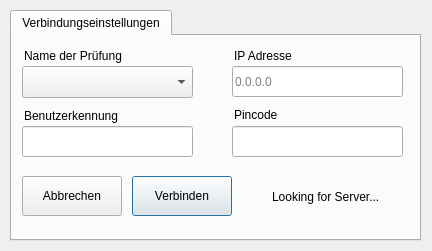
First picture: the form in client/client.ui, repository valueerrorx/life-exam, before the edit.
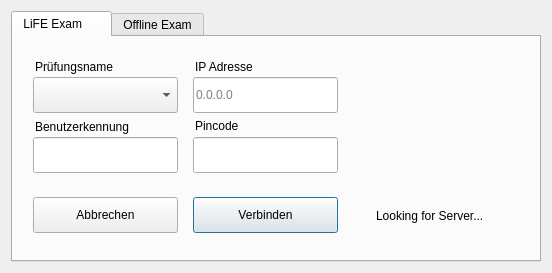
Second picture: the form after the edit. Icons and pictures are not drawn.

Commit message: client UI icons

The edit to the form file:
```diff
--- a/client/client.ui
+++ b/client/client.ui
@@ -7,8 +7,8 @@
    <rect>
     <x>0</x>
     <y>0</y>
-    <width>432</width>
-    <height>251</height>
+    <width>552</width>
+    <height>273</height>
    </rect>
   </property>
   <property name="sizePolicy">
@@ -32,15 +32,9 @@
   <property name="modal">
    <bool>false</bool>
   </property>
+  <layout class="QHBoxLayout" name="horizontalLayout">
+   <item>
   <widget class="QTabWidget" name="tabWidget">
-   <property name="geometry">
-    <rect>
-     <x>10</x>
-     <y>10</y>
-     <width>411</width>
-     <height>231</height>
-    </rect>
-   </property>
    <property name="font">
     <font>
      <family>Ubuntu</family>
@@ -63,17 +57,23 @@
    <property name="currentIndex">
     <number>0</number>
    </property>
+     <property name="iconSize">
+      <size>
+       <width>24</width>
+       <height>24</height>
+      </size>
+     </property>
    <widget class="QWidget" name="tab">
     <attribute name="title">
-     <string>Verbindungseinstellungen</string>
+       <string>LiFE Exam     </string>
     </attribute>
     <widget class="QPushButton" name="start">
      <property name="geometry">
       <rect>
-       <x>120</x>
-       <y>140</y>
-       <width>100</width>
-       <height>40</height>
+         <x>180</x>
+         <y>160</y>
+         <width>145</width>
+         <height>36</height>
       </rect>
      </property>
      <property name="styleSheet">
@@ -86,10 +86,10 @@
     <widget class="QPushButton" name="exit">
      <property name="geometry">
       <rect>
-       <x>10</x>
-       <y>140</y>
-       <width>100</width>
-       <height>40</height>
+         <x>20</x>
+         <y>160</y>
+         <width>145</width>
+         <height>36</height>
       </rect>
      </property>
      <property name="sizePolicy">
@@ -108,10 +108,10 @@
     <widget class="QLineEdit" name="serverip">
      <property name="geometry">
       <rect>
-       <x>220</x>
-       <y>30</y>
-       <width>171</width>
-       <height>31</height>
+         <x>180</x>
+         <y>40</y>
+         <width>145</width>
+         <height>36</height>
       </rect>
      </property>
      <property name="styleSheet">
@@ -127,10 +127,10 @@
     <widget class="QLineEdit" name="studentid">
      <property name="geometry">
       <rect>
-       <x>10</x>
-       <y>90</y>
-       <width>171</width>
-       <height>31</height>
+         <x>20</x>
+         <y>100</y>
+         <width>145</width>
+         <height>36</height>
       </rect>
      </property>
      <property name="styleSheet">
@@ -140,8 +140,8 @@
     <widget class="QLabel" name="infoid">
      <property name="geometry">
       <rect>
-       <x>10</x>
-       <y>70</y>
+         <x>20</x>
+         <y>80</y>
        <width>261</width>
        <height>20</height>
       </rect>
@@ -156,15 +156,18 @@
     <widget class="QLabel" name="serversearch">
      <property name="geometry">
       <rect>
-       <x>260</x>
-       <y>140</y>
-       <width>131</width>
+         <x>360</x>
+         <y>160</y>
+         <width>151</width>
        <height>41</height>
       </rect>
      </property>
      <property name="layoutDirection">
       <enum>Qt::LeftToRight</enum>
      </property>
+       <property name="styleSheet">
+        <string notr="true">margin-bottom:4px;</string>
+       </property>
      <property name="text">
       <string>Looking for Server...</string>
      </property>
@@ -172,14 +175,14 @@
     <widget class="QLabel" name="servercheck">
      <property name="geometry">
       <rect>
-       <x>220</x>
-       <y>140</y>
-       <width>41</width>
+         <x>330</x>
+         <y>160</y>
+         <width>31</width>
        <height>41</height>
       </rect>
      </property>
      <property name="styleSheet">
-      <string notr="true">margin-top:2px;</string>
+        <string notr="true">margin:0px;margin-bottom:3px;padding:0px;</string>
      </property>
      <property name="text">
       <string/>
@@ -194,12 +197,18 @@
     <widget class="QLineEdit" name="pincode">
      <property name="geometry">
       <rect>
-       <x>220</x>
-       <y>90</y>
-       <width>171</width>
-       <height>31</height>
-      </rect>
-     </property>
+         <x>180</x>
+         <y>100</y>
+         <width>145</width>
+         <height>36</height>
+        </rect>
+       </property>
+       <property name="sizePolicy">
+        <sizepolicy hsizetype="Expanding" vsizetype="Preferred">
+         <horstretch>0</horstretch>
+         <verstretch>0</verstretch>
+        </sizepolicy>
+       </property>
      <property name="styleSheet">
       <string notr="true">padding:0px;</string>
      </property>
@@ -207,8 +216,8 @@
     <widget class="QLabel" name="infoid_2">
      <property name="geometry">
       <rect>
-       <x>220</x>
-       <y>70</y>
+         <x>180</x>
+         <y>80</y>
        <width>151</width>
        <height>18</height>
       </rect>
@@ -223,10 +232,10 @@
     <widget class="QComboBox" name="serverdropdown">
      <property name="geometry">
       <rect>
-       <x>10</x>
-       <y>30</y>
-       <width>171</width>
-       <height>32</height>
+         <x>20</x>
+         <y>40</y>
+         <width>145</width>
+         <height>36</height>
       </rect>
      </property>
      <property name="autoFillBackground">
@@ -242,8 +251,8 @@
     <widget class="QLabel" name="label_2">
      <property name="geometry">
       <rect>
-       <x>220</x>
-       <y>10</y>
+         <x>180</x>
+         <y>20</y>
        <width>171</width>
        <height>20</height>
       </rect>
@@ -258,21 +267,106 @@
     <widget class="QLabel" name="infoid_3">
      <property name="geometry">
       <rect>
-       <x>10</x>
-       <y>10</y>
+         <x>20</x>
+         <y>20</y>
        <width>151</width>
        <height>20</height>
       </rect>
      </property>
      <property name="text">
-      <string>Name der Prüfung</string>
+        <string>Prüfungsname</string>
      </property>
      <property name="indent">
       <number>2</number>
      </property>
     </widget>
-   </widget>
-  </widget>
+      <widget class="QLabel" name="label">
+       <property name="geometry">
+        <rect>
+         <x>450</x>
+         <y>20</y>
+         <width>61</width>
+         <height>61</height>
+        </rect>
+       </property>
+       <property name="text">
+        <string/>
+       </property>
+       <property name="pixmap">
+        <pixmap>../pixmaps/shield.png</pixmap>
+       </property>
+      </widget>
+     </widget>
+     <widget class="QWidget" name="tab_2">
+      <attribute name="icon">
+       <iconset>
+        <normaloff>../pixmaps/disconnect.png</normaloff>../pixmaps/disconnect.png</iconset>
+      </attribute>
+      <attribute name="title">
+       <string>Offline Exam</string>
+      </attribute>
+      <widget class="QPushButton" name="pushButton">
+       <property name="geometry">
+        <rect>
+         <x>20</x>
+         <y>50</y>
+         <width>181</width>
+         <height>44</height>
+        </rect>
+       </property>
+       <property name="styleSheet">
+        <string notr="true">padding:4px;</string>
+       </property>
+       <property name="text">
+        <string>Starte Exam</string>
+       </property>
+       <property name="icon">
+        <iconset>
+         <normaloff>../pixmaps/document-edit.png</normaloff>../pixmaps/document-edit.png</iconset>
+       </property>
+       <property name="iconSize">
+        <size>
+         <width>24</width>
+         <height>24</height>
+        </size>
+       </property>
+      </widget>
+      <widget class="QLabel" name="label_3">
+       <property name="geometry">
+        <rect>
+         <x>450</x>
+         <y>20</y>
+         <width>61</width>
+         <height>61</height>
+        </rect>
+       </property>
+       <property name="text">
+        <string/>
+       </property>
+       <property name="pixmap">
+        <pixmap>../pixmaps/shield.png</pixmap>
+       </property>
+      </widget>
+      <widget class="QLabel" name="label_4">
+       <property name="geometry">
+        <rect>
+         <x>20</x>
+         <y>20</y>
+         <width>401</width>
+         <height>31</height>
+        </rect>
+       </property>
+       <property name="text">
+        <string>&lt;html&gt;&lt;head/&gt;&lt;body&gt;&lt;p&gt;LiFE Exam Offline - Session starten.&lt;/p&gt;&lt;p&gt;&lt;br/&gt;&lt;/p&gt;&lt;/body&gt;&lt;/html&gt;</string>
+       </property>
+       <property name="indent">
+        <number>2</number>
+       </property>
+      </widget>
+     </widget>
+    </widget>
+   </item>
+  </layout>
  </widget>
  <tabstops>
   <tabstop>tabWidget</tabstop>
```
Left out of the diff: 26 changed lines with no effect on the pictures. Lines whose indentation alone changed are shown as unchanged. The commit also changes 6 other files.
